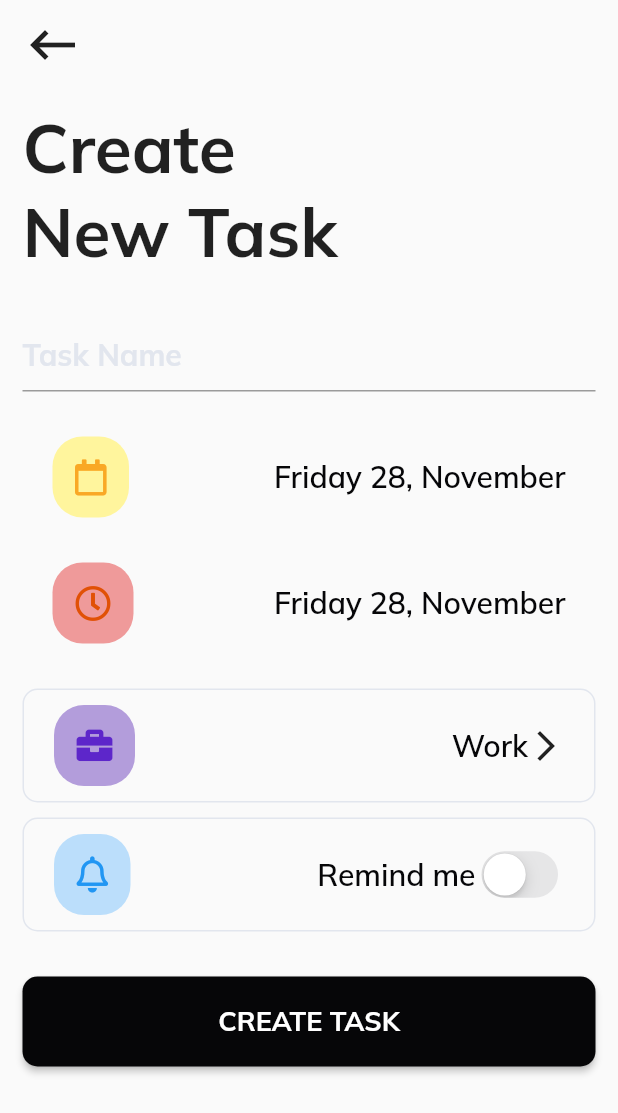
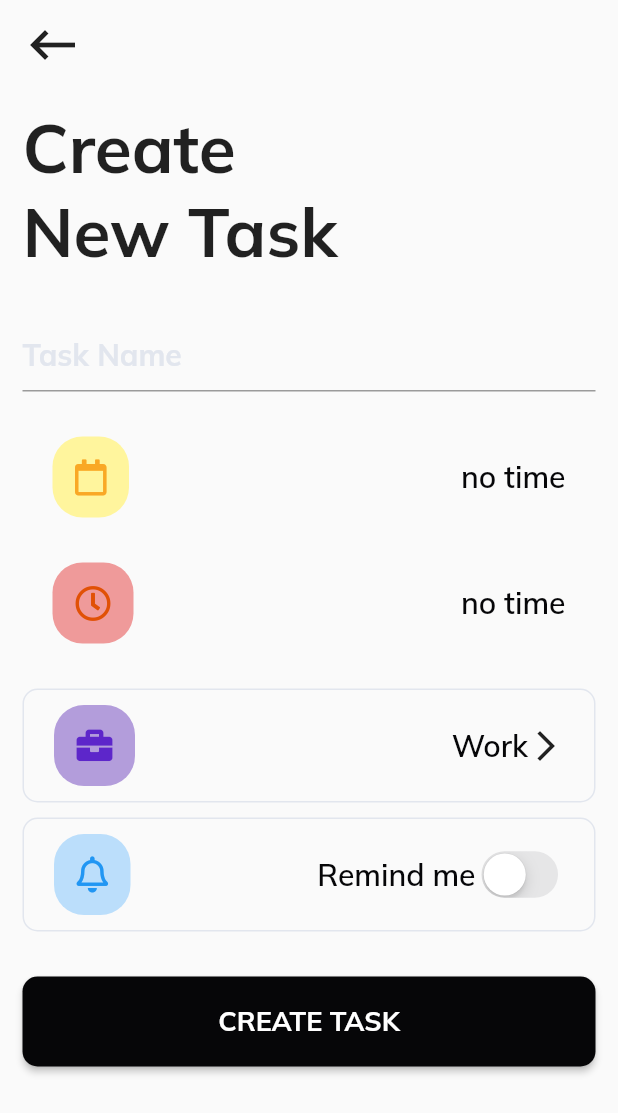
Before and after one commit to nakul1931/To-Do, a Flutter app: the CreateTaskPage screen opened by its route, after a tap on "CREATE TASK", on a phone screen of 412 x 824 dp. Shown: the top 1113 px of the screen. Run offline on Flutter 3.47's test engine with Material 2 defaults, Android fonts, the phone set to English and light mode, and no system bars; our stand-ins replace font_awesome_flutter, google_fonts.

Commit message:
create task screen error pending

```diff
--- a/lib/src/models/task.dart
+++ b/lib/src/models/task.dart
@@ -23,4 +23,19 @@ class Task {
   void setStatus(Status status) {
     this.status = status;
   }
+  String getTitle() {
+    return this.title;
+  }
+
+  String getDate() {
+    return this.date;
+  }
+
+  String getTime() {
+    return this.time;
+  }
+
+  Status getStatus() {
+    return this.status;
+  }
 }
--- /dev/null
+++ b/lib/src/provider/createTask_provider.dart
@@ -0,0 +1,37 @@
+import 'package:TodoList/src/models/task.dart';
+import 'package:flutter/material.dart';
+
+class CreateTaskProvider with ChangeNotifier {
+  Task _task = new Task();
+
+  Task getTaskToAdd(){
+    return _task;
+  }
+
+  void setTitle(String title) {
+    _task.setTitle(title);
+    notifyListeners();
+  }
+
+  String getTitle() {
+    return _task.getTitle();
+  }
+
+  void setDate(String date) {
+    _task.setDate(date);
+    notifyListeners();
+  }
+
+  String getDate() {
+    return _task.getDate();
+  }
+  void setTime(String time) {
+    _task.setTime(time);
+    notifyListeners();
+  }
+
+  String getTime() {
+    return _task.getTime();
+  }
+
+}
--- a/lib/src/provider/title_provider.dart
+++ b/lib/src/provider/title_provider.dart
@@ -1,30 +1,37 @@
 import 'package:TodoList/src/styles/text.dart';
 import 'package:flutter/material.dart';
+import 'package:font_awesome_flutter/font_awesome_flutter.dart';
 
 class TitleProvider extends ChangeNotifier {
-  bool isSelected = false;
-  Widget child;
+  bool isSelected;
+  IconData icon;
   String title;
 
-  TitleProvider({this.isSelected, this.child});
+  TitleProvider({this.isSelected});
 
   void setTitle(String title) {
     this.title = title;
   }
 
   Widget getWidget() {
-    if (isSelected == true || isSelected == null) {
-      return TextField(
-        decoration: InputDecoration(hintText: "Work"),
-      );
-    } else {
+    if (isSelected == false || isSelected == null) {
       return Text(
         "Work",
         style: TextStyles.headingStyle,
       );
+    } else {
+      return TextField(
+        decoration: InputDecoration(hintText: "Work"),
+      );
     }
-    // return child;
-    // return Text("Check");
+  }
+
+  IconData getIcon() {
+    if (isSelected == false || isSelected == null) {
+      return FontAwesomeIcons.pencilAlt;
+    } else {
+      return FontAwesomeIcons.checkSquare;
+    }
   }
 
   void setBool(bool status) {
--- a/lib/src/screens/createTask.dart
+++ b/lib/src/screens/createTask.dart
@@ -1,9 +1,11 @@
 import 'package:TodoList/src/models/task.dart';
+import 'package:TodoList/src/provider/createTask_provider.dart';
 import 'package:TodoList/src/provider/taskList_provider.dart';
 import 'package:TodoList/src/styles/color.dart';
 import 'package:TodoList/src/styles/text.dart';
 import 'package:TodoList/src/widgets/button.dart';
-import 'package:TodoList/src/widgets/detailsPicker.dart';
+import 'package:TodoList/src/widgets/createTask/reminde_me.dart';
+import 'package:TodoList/src/widgets/createTask/detailsPicker.dart';
 import 'package:TodoList/src/widgets/taskContainer.dart';
 import 'package:flutter/cupertino.dart';
 import 'package:flutter/material.dart';
@@ -13,8 +15,6 @@ import 'package:font_awesome_flutter/font_awesome_flutter.dart';
 import 'package:provider/provider.dart';
 
 class CreateTaskPage extends StatelessWidget {
-  final Task task = new Task();
-
   @override
   Widget build(BuildContext context) {
     if (Platform.isIOS) {
@@ -30,6 +30,7 @@ class CreateTaskPage extends StatelessWidget {
 
   Widget pageBody(BuildContext context) {
     var addTask = Provider.of<TaskListProvider>(context);
+    var checking = Provider.of<CreateTaskProvider>(context);
     return SingleChildScrollView(
       child: Container(
         padding:
@@ -61,7 +62,9 @@ class CreateTaskPage extends StatelessWidget {
             ),
             TextField(
               onChanged: (String value) {
-                task.setTitle(value);
+                if (value != null) {
+                  checking.setTitle(value);
+                }
               },
               decoration: InputDecoration(
                 hintText: "Task Name",
@@ -72,22 +75,49 @@ class CreateTaskPage extends StatelessWidget {
               height: 20.0,
             ),
             DetailsPicker(
+              onTap: () {
+                showDatePicker(
+                        context: context,
+                        initialDate: DateTime.now(),
+                        firstDate: DateTime(2001),
+                        lastDate: DateTime(2021))
+                    .then((value) {
+                  if (value != null) {
+                    String date = value.day.toString() +
+                        "-" +
+                        value.month.toString() +
+                        "-" +
+                        value.year.toString();
+                    checking.setDate(date);
+                  }
+                });
+              },
               isBorder: false,
               icon: FontAwesomeIcons.calendar,
               iconColor: AppColors.yellow,
               iconAccent: AppColors.lightYellow,
               child: Text(
-                "Friday 28, November",
+                checking.getDate() == null ? "no time" : checking.getDate(),
                 style: TextStyles.titleStyle(AppColors.black),
               ),
             ),
             DetailsPicker(
+              onTap: () {
+                showTimePicker(context: context, initialTime: TimeOfDay.now())
+                    .then(
+                  (value) {
+                    if (value != null) {
+                      checking.setTime(value.format(context));
+                    }
+                  },
+                );
+              },
               isBorder: false,
               icon: FontAwesomeIcons.clock,
               iconColor: AppColors.red,
               iconAccent: AppColors.lightRed,
               child: Text(
-                "Friday 28, November",
+                checking.getTime() == null ? "no time" : checking.getTime(),
                 style: TextStyles.titleStyle(AppColors.black),
               ),
             ),
@@ -95,6 +125,7 @@ class CreateTaskPage extends StatelessWidget {
               height: 10.0,
             ),
             DetailsPicker(
+              onTap: () {},
               isBorder: true,
               icon: FontAwesomeIcons.briefcase,
               iconColor: AppColors.purpule,
@@ -110,6 +141,7 @@ class CreateTaskPage extends StatelessWidget {
               ),
             ),
             DetailsPicker(
+              onTap: () {},
               isBorder: true,
               icon: FontAwesomeIcons.bell,
               iconColor: AppColors.blue,
@@ -120,10 +152,7 @@ class CreateTaskPage extends StatelessWidget {
                     "Remind me",
                     style: TextStyles.titleStyle(AppColors.black),
                   ),
-                  CupertinoSwitch(
-                    value: false,
-                    onChanged: (value) => print(value),
-                  )
+                  RemindMe(),
                 ],
               ),
             ),
@@ -136,11 +165,7 @@ class CreateTaskPage extends StatelessWidget {
                 title: "CREATE TASK",
                 color: AppColors.black,
                 onTap: () {
-                  task.setDate("data");
-                  task.setTime("time");
-                  task.setStatus(Status.Pending);
-                  addTask.addToTaskList(task);
-                  print("Added");
+                  addTask.addToTaskList(checking.getTaskToAdd());
                 },
               ),
             ),
--- a/lib/src/screens/tasklist.dart
+++ b/lib/src/screens/tasklist.dart
@@ -1,19 +1,14 @@
 import 'dart:io';
 
-// import 'package:TodoList/src/data/dataMap.dart';
-import 'package:TodoList/src/provider/taskList_provider.dart';
-import 'package:TodoList/src/provider/title_provider.dart';
 import 'package:TodoList/src/styles/color.dart';
 import 'package:TodoList/src/styles/text.dart';
 import 'package:TodoList/src/widgets/button.dart';
-import 'package:TodoList/src/widgets/taskContainer.dart';
+import 'package:TodoList/src/widgets/taskList/taskListWidget.dart';
 import 'package:TodoList/src/widgets/taskList/titleManager.dart';
 import 'package:TodoList/src/widgets/todoButton.dart';
 import 'package:flutter/cupertino.dart';
-// import 'package:flutter/gestures.dart';
 import 'package:flutter/material.dart';
 import 'package:font_awesome_flutter/font_awesome_flutter.dart';
-import 'package:provider/provider.dart';
 
 class TaskListPage extends StatelessWidget {
   @override
@@ -31,7 +26,6 @@ class TaskListPage extends StatelessWidget {
 
   Widget pageBody(BuildContext context) {
     print("====Task List Page Rebuild====");
-    var taskListData = Provider.of<TaskListProvider>(context);
 
     return Row(
       children: <Widget>[
@@ -50,43 +44,10 @@ class TaskListPage extends StatelessWidget {
                   height: 10.0,
                 ),
                 TitleManager(),
-                // Row(
-                //   mainAxisAlignment: MainAxisAlignment.spaceBetween,
-                //   children: <Widget>[
-                //     // Text(
-                //     //   "Work",
-                //     //   style: TextStyles.headingStyle,
-                //     // ),
-                //     SizedBox(
-                //         width:
-                //             (MediaQuery.of(context).size.width * 0.8 - 30.0) /
-                //                 1.5,
-                //         child: titleProvider.getWidget()),
-                //     IconButton(
-                //       icon: FaIcon(FontAwesomeIcons.pencilAlt),
-                //       onPressed: () {
-                //         status = !status;
-                //         titleProvider.setBool(status);
-                //       },
-                //     ),
-                //   ],
-                // ),
                 SizedBox(
                   height: 20.0,
                 ),
-                Expanded(
-                  child: ListView.builder(
-                    itemBuilder: (BuildContext context, int index) {
-                      return TaskContainer(
-                        title: taskListData.getTaskList()[index].title,
-                        time: taskListData.getTaskList()[index].time,
-                        date: taskListData.getTaskList()[index].date,
-                        status: taskListData.getTaskList()[index].status,
-                      );
-                    },
-                    itemCount: taskListData.getTaskList().length,
-                  ),
-                ),
+                TaskListWidget(),
                 SizedBox(
                   height: 20.0,
                 ),
@@ -131,7 +92,7 @@ class TaskListPage extends StatelessWidget {
                 IconButton(
                   icon: Icon(FontAwesomeIcons.calendar),
                   color: AppColors.white,
-                  onPressed: () => {print("Calendar Pressed")},
+                  onPressed: () => {Navigator.pushNamed(context, "/schedule")},
                 )
               ],
             )),
--- /dev/null
+++ b/lib/src/widgets/createTask/detailsPicker.dart
@@ -0,0 +1,52 @@
+import 'package:TodoList/src/styles/color.dart';
+// import 'package:TodoList/src/styles/text.dart';
+import 'package:flutter/material.dart';
+import 'package:font_awesome_flutter/font_awesome_flutter.dart';
+
+class DetailsPicker extends StatelessWidget {
+  final bool isBorder;
+  final IconData icon;
+  final Color iconColor;
+  final Color iconAccent;
+  final Widget child;
+  final Function onTap;
+
+  const DetailsPicker(
+      {@required this.onTap,
+      @required this.isBorder,
+      @required this.icon,
+      @required this.iconColor,
+      @required this.iconAccent,
+      @required this.child});
+  @override
+  Widget build(BuildContext context) {
+    return InkWell(
+      onTap: onTap,
+      child: Container(
+        margin: EdgeInsets.only(bottom: 10.0),
+        decoration: isBorder
+            ? BoxDecoration(
+                border: Border.all(width: 1.0, color: AppColors.lightGrey),
+                borderRadius: BorderRadius.all(Radius.circular(10.0)))
+            : null,
+        padding: EdgeInsets.symmetric(vertical: 10.0, horizontal: 20.0),
+        child: Row(
+          mainAxisAlignment: MainAxisAlignment.spaceBetween,
+          children: <Widget>[
+            Container(
+              padding: EdgeInsets.all(15.0),
+              decoration: BoxDecoration(
+                  color: iconAccent,
+                  borderRadius: BorderRadius.all(Radius.circular(20.0))),
+              child: FaIcon(icon, color: iconColor),
+            ),
+            SizedBox(
+              width: 30.0,
+            ),
+            child
+          ],
+        ),
+      ),
+    );
+  }
+}
--- a/lib/src/widgets/detailsPicker.dart
+++ /dev/null
@@ -1,47 +0,0 @@
-import 'package:TodoList/src/styles/color.dart';
-// import 'package:TodoList/src/styles/text.dart';
-import 'package:flutter/material.dart';
-import 'package:font_awesome_flutter/font_awesome_flutter.dart';
-
-class DetailsPicker extends StatelessWidget {
-  final bool isBorder;
-  final IconData icon;
-  final Color iconColor;
-  final Color iconAccent;
-  final Widget child;
-
-  const DetailsPicker(
-      {@required this.isBorder,
-      @required this.icon,
-      @required this.iconColor,
-      @required this.iconAccent,
-      @required this.child});
-  @override
-  Widget build(BuildContext context) {
-    return Container(
-      margin: EdgeInsets.only(bottom: 10.0),
-      decoration: isBorder
-          ? BoxDecoration(
-              border: Border.all(width: 1.0, color: AppColors.lightGrey),
-              borderRadius: BorderRadius.all(Radius.circular(10.0)))
-          : null,
-      padding: EdgeInsets.symmetric(vertical: 10.0, horizontal: 20.0),
-      child: Row(
-        mainAxisAlignment: MainAxisAlignment.spaceBetween,
-        children: <Widget>[
-          Container(
-            padding: EdgeInsets.all(15.0),
-            decoration: BoxDecoration(
-                color: iconAccent,
-                borderRadius: BorderRadius.all(Radius.circular(20.0))),
-            child: FaIcon(icon, color: iconColor),
-          ),
-          SizedBox(
-            width: 30.0,
-          ),
-          child
-        ],
-      ),
-    );
-  }
-}
--- a/lib/src/widgets/taskList/titleManager.dart
+++ b/lib/src/widgets/taskList/titleManager.dart
@@ -17,8 +17,9 @@ class TitleManager extends StatelessWidget {
             width: (MediaQuery.of(context).size.width * 0.8 - 30.0) / 1.5,
             child: titleProvider.getWidget()),
         IconButton(
-          icon: FaIcon(FontAwesomeIcons.pencilAlt),
+          icon: FaIcon(titleProvider.getIcon()),
           onPressed: () {
+            print(status);
             status = !status;
             titleProvider.setBool(status);
           },
```
Also changed, not shown: lib/src/app.dart (+8 -0 lines).
